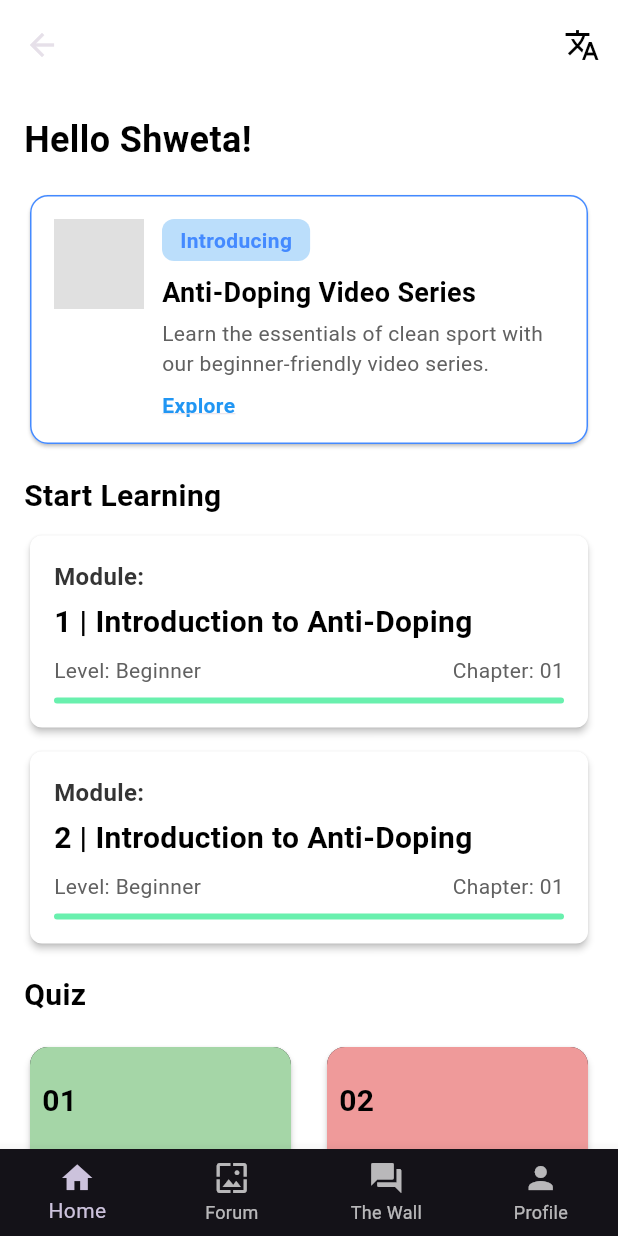
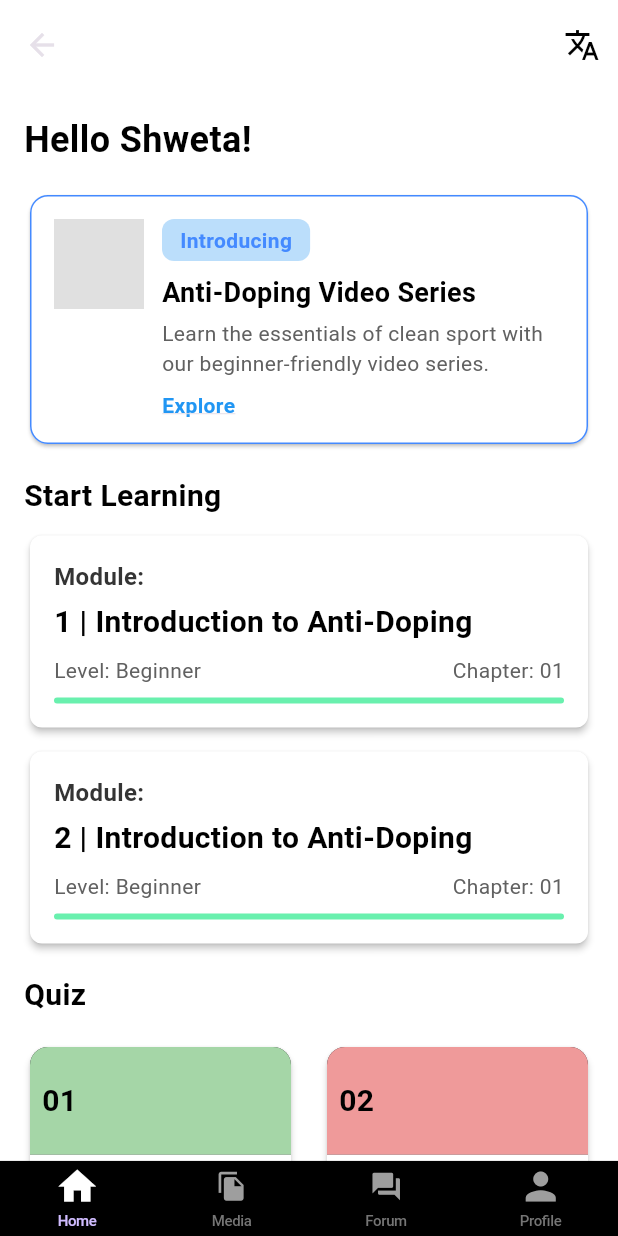
Before and after one commit to katyalmohit/athlete-aware, a Flutter app: the screen it shows after launch, after a tap on "Get Started", on a phone screen of 412 x 824 dp. Run offline on Flutter 3.47's test engine with Material 3 defaults, Android fonts, the light colour scheme and no system bars; our stand-ins replace carousel_slider, cloud_firestore, firebase_auth, firebase_core, flutter_spinkit, flutter_svg and 5 more; accounts and stored records are empty.

Commit message:
Update bottom naviagation bar

```diff
--- a/lib/responsive/responsive_layout_screen.dart
+++ b/lib/responsive/responsive_layout_screen.dart
@@ -29,7 +29,7 @@ class _ResponsiveLayoutState extends State<ResponsiveLayout> {
   Widget build(BuildContext context) {
     return LayoutBuilder(
       builder: (context, constraints){
-        if(constraints.maxWidth > webScreenSize){
+        if(constraints.maxWidth >600){
           // web screen
           return widget.webScreenLayout;
         }
--- a/lib/screens/home_screen.dart
+++ b/lib/screens/home_screen.dart
@@ -143,9 +143,11 @@ class _AntiDopingScreenState extends State<AntiDopingScreen> {
             const SizedBox(height: 8),
 
             // Modules List
-            _buildModuleCard(1, _isHindi ? "परिचय एंटी-डोपिंग" : "Introduction to Anti-Doping"),
+            _buildModuleCard(1,
+                _isHindi ? "परिचय एंटी-डोपिंग" : "Introduction to Anti-Doping"),
             const SizedBox(height: 8),
-            _buildModuleCard(2, _isHindi ? "परिचय एंटी-डोपिंग" : "Introduction to Anti-Doping"),
+            _buildModuleCard(2,
+                _isHindi ? "परिचय एंटी-डोपिंग" : "Introduction to Anti-Doping"),
 
             const SizedBox(height: 16),
 
@@ -257,36 +259,7 @@ class _AntiDopingScreenState extends State<AntiDopingScreen> {
           ],
         ),
       ),
-      // bottomNavigationBar: BottomNavigationBar(
-      //   type: BottomNavigationBarType.fixed,
-      //   items: const [
-      //     BottomNavigationBarItem(icon: Icon(Icons.home), label: "Home"),
-      //     BottomNavigationBarItem(icon: Icon(Icons.wallpaper), label: "The Wall"),
-      //     BottomNavigationBarItem(icon: Icon(Icons.forum), label: "Forum"),
-      //     BottomNavigationBarItem(icon: Icon(Icons.person), label: "Profile"),
-      //   ],
-      // ),
-      bottomNavigationBar: BottomNavigationBar(
-  type: BottomNavigationBarType.fixed,
-  items: [
-    const BottomNavigationBarItem(icon: Icon(Icons.home), label: "Home"),
-    const BottomNavigationBarItem(
-        icon: Icon(Icons.wallpaper), label: "Forum"),
-    BottomNavigationBarItem(
-      icon: GestureDetector(
-        onTap: () {
-          Navigator.push(
-            context,
-            MaterialPageRoute(builder: (context) => PostsSection()),
-          );
-        },
-        child: const Icon(Icons.forum),
-      ),
-      label: "The Wall",
-    ),
-    const BottomNavigationBarItem(icon: Icon(Icons.person), label: "Profile"),
-  ],
-),
+
     );
   }
 
--- a/lib/screens/welcome_screen.dart
+++ b/lib/screens/welcome_screen.dart
@@ -1,3 +1,4 @@
+import 'package:athlete_aware/responsive/mobile_screen_layout.dart';
 import 'package:athlete_aware/screens/home_screen.dart';
 import 'package:flutter/material.dart';
 import 'package:carousel_slider/carousel_slider.dart';
@@ -82,7 +83,7 @@ class _WelcomeScreenState extends State<WelcomeScreen> {
                         Navigator.push(
                           context,
                           MaterialPageRoute(
-                            builder: (context) => AntiDopingScreen(), // Navigate to HomeScreen
+                            builder: (context) => const MobileScreenLayout(initialPage: 0), // Navigate to HomeScreen
                           ),
                         );
                       },
--- a/lib/utils/global_variables.dart
+++ b/lib/utils/global_variables.dart
@@ -1,13 +1,12 @@
+import 'package:athlete_aware/screens/home_screen.dart';
 import 'package:flutter/material.dart';
 
-const webScreenSize = 600;
 
 List<Widget> homeScreenItems = [
-  const Text('Home Screen'),
-  // const HomeScreen(),
-  const Text('Media Hub'),
-  // const ForumScreen(),
-  const Text('Forum'),
-  // const ProfileScreen(),
-  const Text('Profile Screen')
+  AntiDopingScreen(), // Home Screen
+  const Text("Media"),
+  const Text("Forum"),
+  const Text("Profile"),
+   // Home Screen
+    // Profile Screen
 ];
```
